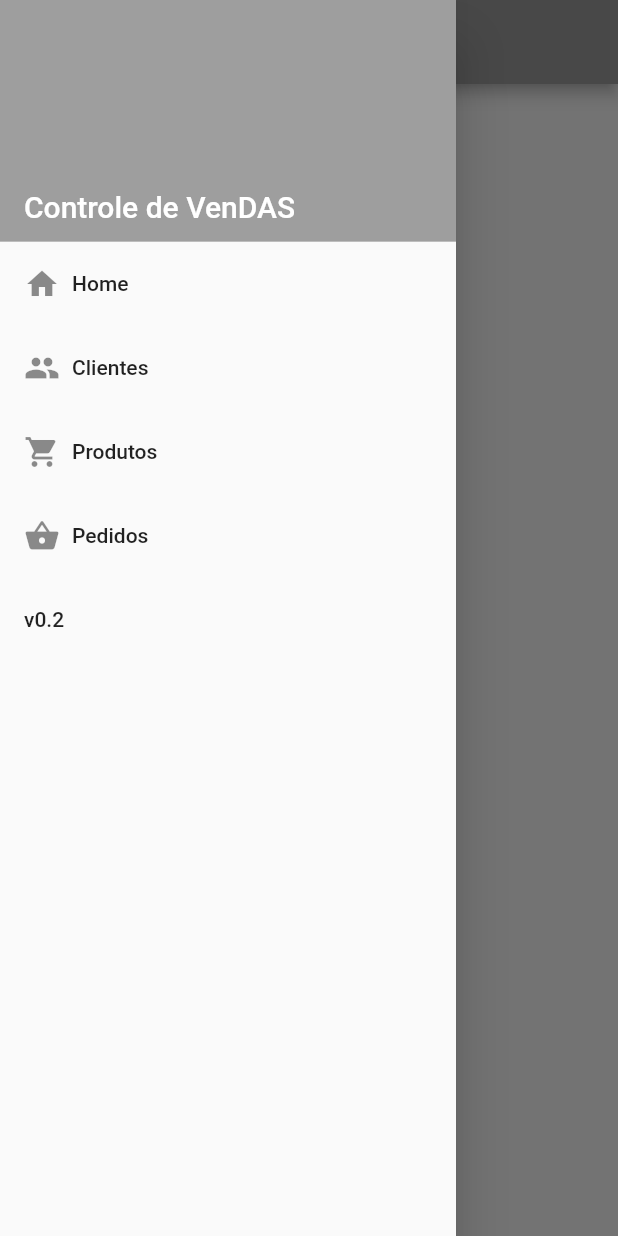
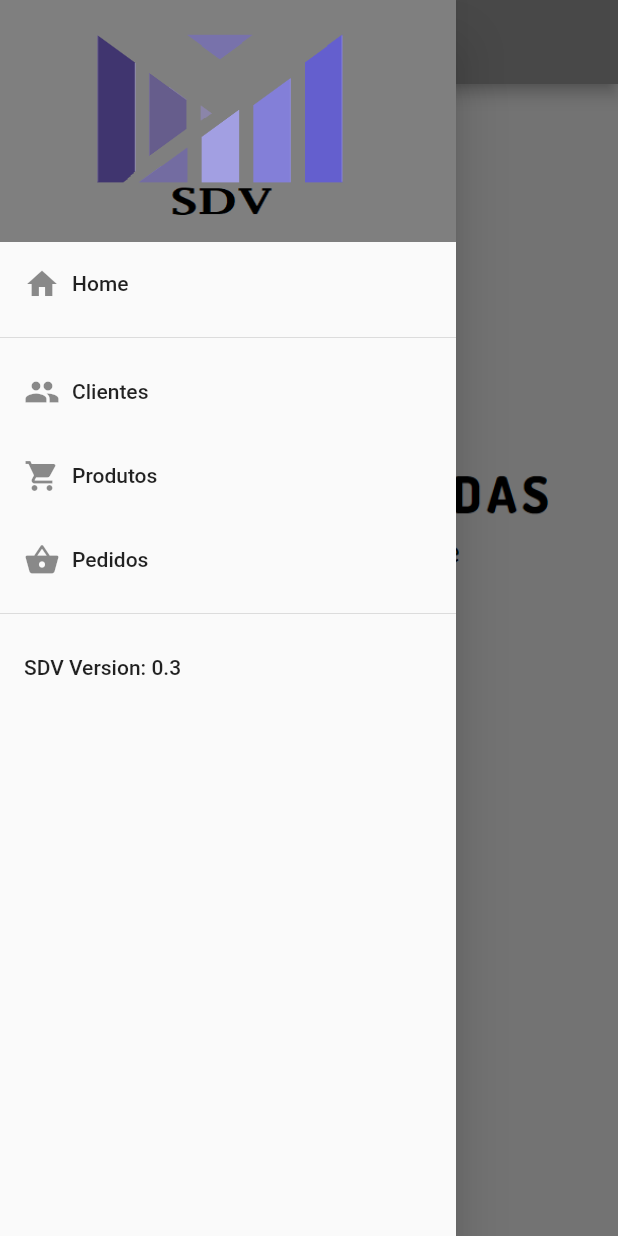
Before and after one commit to GustavoAngeloDS/vendas-mobile-app, a Flutter app: the screen it shows after launch, with the side drawer open, on a phone screen of 412 x 824 dp. Run offline on Flutter 3.47's test engine with Material 2 defaults, Android fonts, the light colour scheme and no system bars; our stand-ins replace brasil_fields.

Commit message:
Improving home page and drawer visual with a project logo (#4)
Co-authored-by: Gustavo Angelo da Silva <gustavo.silvaangelo@gmail.com>

```diff
--- a/lib/main.dart
+++ b/lib/main.dart
@@ -3,9 +3,9 @@ import 'package:vendas_flutter/routes/routes.dart';
 import 'package:vendas_flutter/views/client/list_clients_page.dart';
 import 'package:vendas_flutter/views/client/new_client_page.dart';
 import 'package:vendas_flutter/views/client/update_client_page.dart';
-import 'package:vendas_flutter/views/list_product_page.dart';
-import 'package:vendas_flutter/views/new_product_page.dart';
-import 'package:vendas_flutter/views/update_product.dart';
+import 'package:vendas_flutter/views/product/list_product_page.dart';
+import 'package:vendas_flutter/views/product/new_product_page.dart';
+import 'package:vendas_flutter/views/product/update_product.dart';
 import 'package:vendas_flutter/widgets/drawer.dart';
 
 void main() {
@@ -40,12 +40,19 @@ class MyHomePage extends StatefulWidget {
   _MyHomePageState createState() => _MyHomePageState();
 }
 
+Widget _buildHome(BuildContext context) {
+  return Column(
+    children: const [Image(image: AssetImage("assets/images/venDASLogo.png"))],
+  );
+}
+
 class _MyHomePageState extends State<MyHomePage> {
   @override
   Widget build(BuildContext context) {
     return Scaffold(
       appBar: AppBar(title: Text(widget.title)),
       drawer: const AppDrawer(),
+      body: _buildHome(context),
     );
   }
 }
--- a/lib/routes/routes.dart
+++ b/lib/routes/routes.dart
@@ -1,9 +1,9 @@
 import 'package:vendas_flutter/views/client/list_clients_page.dart';
 import 'package:vendas_flutter/views/client/new_client_page.dart';
 import 'package:vendas_flutter/views/client/update_client_page.dart';
-import 'package:vendas_flutter/views/list_product_page.dart';
-import 'package:vendas_flutter/views/new_product_page.dart';
-import 'package:vendas_flutter/views/update_product.dart';
+import 'package:vendas_flutter/views/product/list_product_page.dart';
+import 'package:vendas_flutter/views/product/new_product_page.dart';
+import 'package:vendas_flutter/views/product/update_product.dart';
 
 class Routes {
   static const String homePage = "/";
--- a/lib/views/new_product_page.dart
+++ b/lib/views/product/new_product_page.dart
@@ -2,9 +2,8 @@ import 'package:flutter/material.dart';
 import 'package:vendas_flutter/models/product.model.dart';
 import 'package:vendas_flutter/routes/routes.dart';
 import 'package:vendas_flutter/utils/error_handler.dart';
-import 'package:vendas_flutter/widgets/drawer.dart';
 
-import '../repository/product.repository.dart';
+import 'package:vendas_flutter/repository/product.repository.dart';
 
 class NewProductPage extends StatefulWidget {
   const NewProductPage({Key? key}) : super(key: key);
--- a/lib/views/update_product.dart
+++ b/lib/views/product/update_product.dart
@@ -2,9 +2,8 @@ import 'package:flutter/material.dart';
 import 'package:vendas_flutter/models/product.model.dart';
 import 'package:vendas_flutter/routes/routes.dart';
 import 'package:vendas_flutter/utils/error_handler.dart';
-import 'package:vendas_flutter/widgets/drawer.dart';
 
-import '../repository/product.repository.dart';
+import 'package:vendas_flutter/repository/product.repository.dart';
 
 class UpdateProductPage extends StatefulWidget {
   static const String routeName = "/update-product";
--- a/lib/widgets/drawer.dart
+++ b/lib/widgets/drawer.dart
@@ -14,6 +14,7 @@ class AppDrawer extends StatelessWidget {
           icon: Icons.home,
           onTap: () =>
               Navigator.pushReplacementNamed(context, Routes.homePage)),
+      const Divider(),
       _createDrawerItem(
           text: "Clientes",
           icon: Icons.people,
@@ -29,26 +30,20 @@ class AppDrawer extends StatelessWidget {
           icon: Icons.shopping_basket,
           onTap: () =>
               Navigator.pushReplacementNamed(context, Routes.listProducts)),
-      ListTile(title: const Text("v0.2"), onTap: () {})
+      const Divider(),
+      ListTile(title: const Text("SDV Version: 0.3"), onTap: () {})
     ]));
   }
 
   Widget _createHeader() {
-    return DrawerHeader(
+    return const DrawerHeader(
       margin: EdgeInsets.zero,
       padding: EdgeInsets.zero,
-      decoration: const BoxDecoration(color: Colors.grey),
-      child: Stack(children: const <Widget>[
-        Positioned(
-          bottom: 12.0,
-          left: 16.0,
-          child: Text("Controle de VenDAS",
-              style: TextStyle(
-                  color: Colors.white,
-                  fontSize: 20.0,
-                  fontWeight: FontWeight.w500)),
-        )
-      ]),
+      decoration: BoxDecoration(
+          color: Colors.grey,
+          image: DecorationImage(
+              fit: BoxFit.fill,
+              image: AssetImage('assets/images/venDASLogoReduzido.png'))), child: null,
     );
   }
 
```
Also changed, not shown: lib/views/client/update_client_page.dart (+15 -14 lines), pubspec.yaml (+3 -65 lines), assets/images/venDASLogo.png (added), assets/images/venDASLogoReduzido.png (added), lib/views/product/list_product_page.dart (renamed from lib/views/list_product_page.dart).
